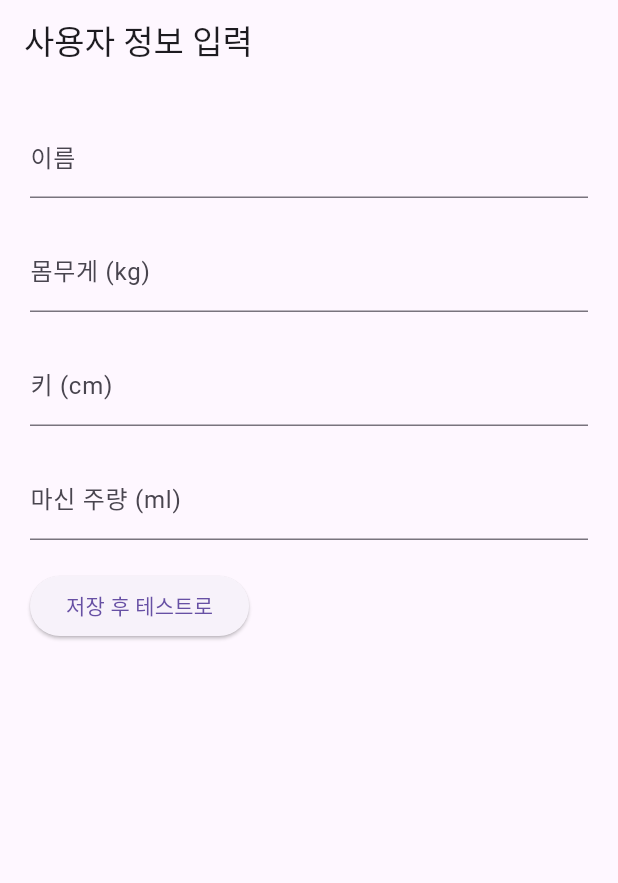
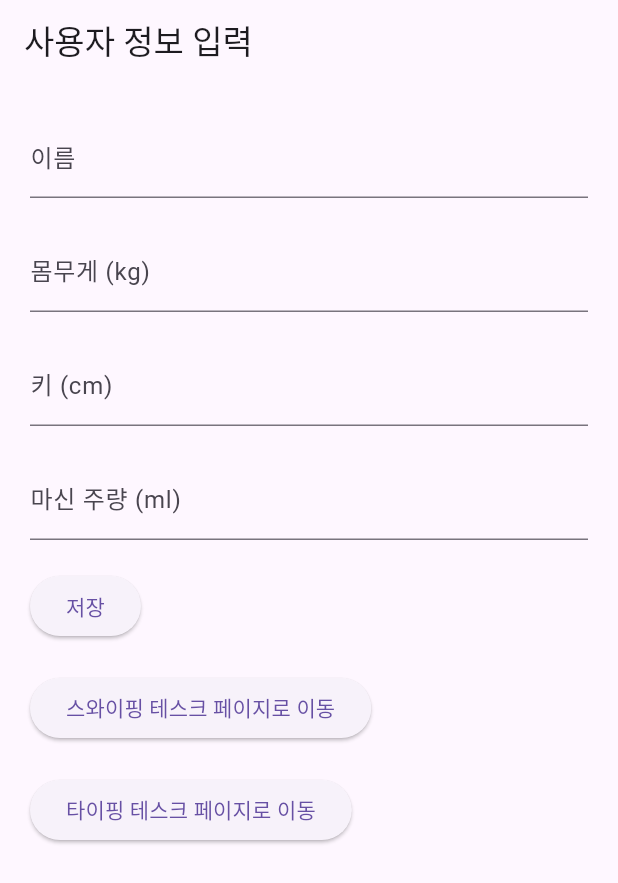
Before and after one commit to Doho-K/ALCO-T, a Flutter app: the screen it shows after launch, on a phone screen of 412 x 824 dp. Shown: the top 883 px of the screen. Run offline on Flutter 3.47's test engine with Material 3 defaults, Android fonts, the phone set to English and light mode, and no system bars; our stand-ins replace cloud_firestore, firebase_core, get; accounts and stored records are empty.

Commit message:
Added move screen

```diff
--- a/alco_t_dev/lib/infoPage.dart
+++ b/alco_t_dev/lib/infoPage.dart
@@ -1,4 +1,5 @@
 import 'package:alco_t_dev/DataCollector.dart';
+import 'package:alco_t_dev/landingPage.dart';
 import 'package:flutter/cupertino.dart';
 import 'package:flutter/material.dart';
 import 'package:get/get.dart';
@@ -72,9 +73,16 @@ class _infoPageState extends State<infoPage>{
                 _heightController.clear();
                 _drinkController.clear();
               },
-              child: Text('저장 후 테스트로'),
-
+              child: Text('저장'),
             ),
+            SizedBox(height: 20.0),
+            ElevatedButton(onPressed: (){
+              Get.to(landingPage());//이 안에 이동할 페이지 클래스를 넣어주면 됨
+            }, child: Text('스와이핑 테스크 페이지로 이동')),
+            SizedBox(height: 20.0),
+            ElevatedButton(onPressed: (){
+              Get.to(landingPage());//이 안에 이동할 페이지 클래스를 넣어주면 됨
+            }, child: Text('타이핑 테스크 페이지로 이동')),
           ],
         ),
       ),
--- a/alco_t_dev/lib/main.dart
+++ b/alco_t_dev/lib/main.dart
@@ -1,6 +1,7 @@
 import 'package:alco_t_dev/infoPage.dart';
 import 'package:firebase_core/firebase_core.dart';
 import 'package:flutter/material.dart';
+import 'package:get/get.dart';
 
 import 'firebase_options.dart';
 
@@ -15,7 +16,7 @@ void main() async {
 class MyApp extends StatelessWidget {
   @override
   Widget build(BuildContext context) {
-    return MaterialApp(
+    return GetMaterialApp(
       home: InputScreen(),
     );
   }
```
Also changed, not shown: alco_t_dev/lib/landingPage.dart (+16 -4 lines).
